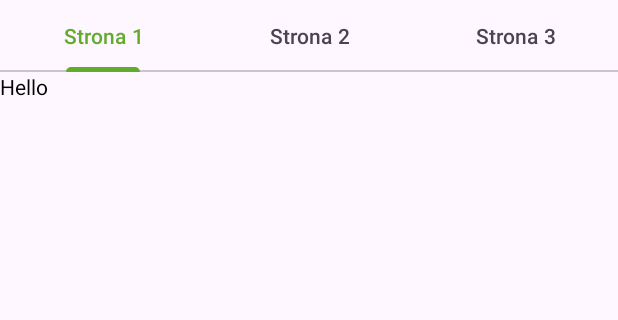
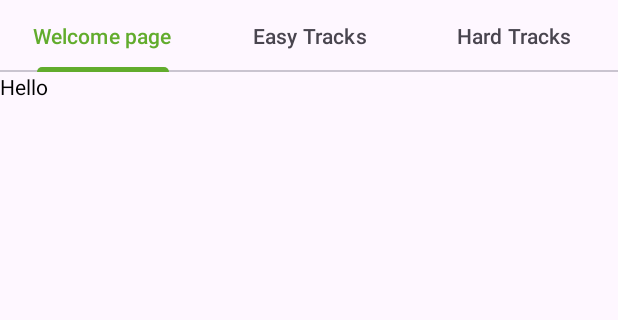
Before and after one commit to thunder1313/Mountain-Tracks, an Android app: the screen it shows after launch (MainActivity), on a phone screen of 412 x 824 dp, the part 90-410 px from its top. Run offline under Robolectric (Android 15) with nearby library versions, the phone set to English and light mode, and no system bars; pictures from the network do not load.

Commit message:
fixed page naming

```diff
--- a/app/src/main/java/com/example/mountain/MainActivity.kt
+++ b/app/src/main/java/com/example/mountain/MainActivity.kt
@@ -40,6 +40,7 @@ class MainActivity : AppCompatActivity()
         }
         val pagerAdapter = PagerAdapter(supportFragmentManager)
         val pager = findViewById<ViewPager>(R.id.pager)
+
         if (pager!=null){
         pager.adapter = pagerAdapter
         val tabLayout  = findViewById<TabLayout>(R.id.tabs)
--- a/app/src/main/java/com/example/mountain/PagerAdapter.kt
+++ b/app/src/main/java/com/example/mountain/PagerAdapter.kt
@@ -1,5 +1,6 @@
 package com.example.mountain
 
+import android.content.Context
 import android.content.Intent
 import androidx.core.content.ContextCompat.startActivity
 import androidx.fragment.app.Fragment
@@ -7,6 +8,7 @@ import androidx.fragment.app.FragmentManager
 import androidx.fragment.app.FragmentPagerAdapter
 
 class PagerAdapter(fm: FragmentManager) : FragmentPagerAdapter(fm){
+
         override fun getCount(): Int  {
             return 3
         }
@@ -25,7 +27,14 @@ class PagerAdapter(fm: FragmentManager) : FragmentPagerAdapter(fm){
 
 
 
-    override fun getPageTitle(position: Int): CharSequence {
-            return "Strona ${(position + 1)}"
+    override fun getPageTitle(i: Int): CharSequence? {
+             if (i == 0) {
+                return "Welcome page"
+            }else if (i==1){
+                return "Easy Tracks"
+            }else{
+                return "Hard Tracks"
+
+            }
         }
 }
--- a/app/src/main/res/values/strings.xml
+++ b/app/src/main/res/values/strings.xml
@@ -7,6 +7,8 @@
     <string name="user_name">Hi, XYZ!</string>
     <string name="open_drawer">Open navigation bar</string>
     <string name="close_drawer">Close navigation bar</string>
-    <!-- TODO: Remove or change this placeholder text -->
     <string name="hello_blank_fragment">Hello blank fragment</string>
+    <string name="welcome" >Welcome page</string>
+    <string name="easyTracks">Easy Tracks</string>
+    <string name="hardTracks">Hard Tracks</string>
 </resources>
```
